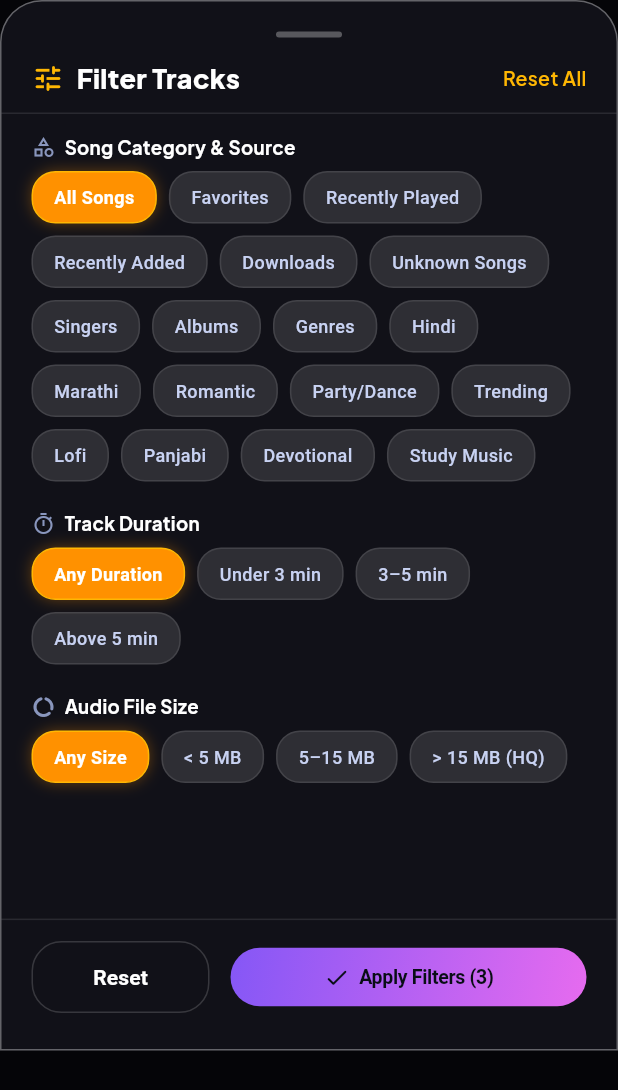
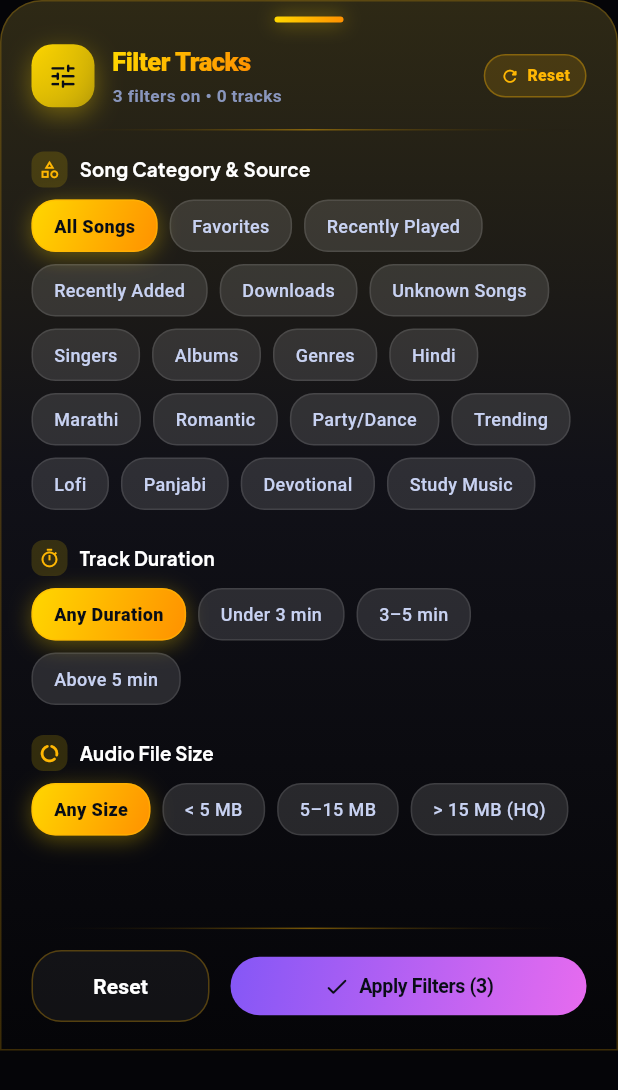
Before and after one commit to codewithyogeshh/SoundWave-Feel-The-Music-, a Flutter app: the FilterBottomSheet widget shown alone on an empty page, opened directly with empty values, on a phone screen of 412 x 824 dp. Shown: the top 1090 px of the screen. Run offline on Flutter 3.47's test engine with Material 3 defaults, Android fonts, the phone set to English and light mode, and no system bars; our stand-ins replace audio_service, battery_plus, cached_network_image, flutter_riverpod, go_router, google_fonts and 5 more; missing offline and left inert: audio_session, dart_des; accounts and stored records are empty; network calls fail.

Commit message:
feat(library): premium sort and filter sheets

```diff
--- a/lib/features/library/widgets/filter_bottom_sheet.dart
+++ b/lib/features/library/widgets/filter_bottom_sheet.dart
@@ -1,11 +1,15 @@
 import 'package:flutter/material.dart';
+import 'package:flutter_riverpod/flutter_riverpod.dart';
 import 'package:soundwave/app/theme/app_colors.dart';
 import 'package:soundwave/app/theme/text_styles.dart';
+import 'package:soundwave/app/theme/theme_model.dart';
 import 'package:soundwave/core/widgets/gradient_button.dart';
+import 'package:soundwave/core/widgets/premium_sheet.dart';
 import 'package:soundwave/features/library/models/song_filter_state.dart';
 import 'package:soundwave/features/player/models/song_model.dart';
+import 'package:soundwave/shared/providers/theme_provider.dart';
 
-class FilterBottomSheet extends StatefulWidget {
+class FilterBottomSheet extends ConsumerStatefulWidget {
   final SongFilterState currentState;
   final List<SongModel> songs;
 
@@ -32,10 +36,10 @@ class FilterBottomSheet extends StatefulWidget {
   }
 
   @override
-  State<FilterBottomSheet> createState() => _FilterBottomSheetState();
+  ConsumerState<FilterBottomSheet> createState() => _FilterBottomSheetState();
 }
 
-class _FilterBottomSheetState extends State<FilterBottomSheet> {
+class _FilterBottomSheetState extends ConsumerState<FilterBottomSheet> {
   late SongFilterState _state;
   late List<String> _artists;
   late List<String> _albums;
@@ -52,75 +56,49 @@ class _FilterBottomSheetState extends State<FilterBottomSheet> {
 
   @override
   Widget build(BuildContext context) {
-    final scheme = Theme.of(context).colorScheme;
+    final activeTheme = ref.watch(themeProvider);
     return Container(
-      decoration: BoxDecoration(
-        color: scheme.surface,
-        borderRadius: const BorderRadius.vertical(top: Radius.circular(28)),
-        border: Border.all(
-          color: AppColors.glassBorder.withValues(alpha: 0.35),
-          width: 1,
-        ),
-      ),
+      decoration: premiumSheetDecoration(activeTheme, radius: 28),
       constraints: BoxConstraints(
         maxHeight: MediaQuery.of(context).size.height * 0.85,
       ),
-      padding: const EdgeInsets.only(top: 20, bottom: 24),
+      padding: const EdgeInsets.only(bottom: 18),
       child: SafeArea(
         top: false,
         child: Column(
           mainAxisSize: MainAxisSize.min,
           crossAxisAlignment: CrossAxisAlignment.start,
           children: [
-            // Handle Bar
-            Center(
-              child: Container(
-                width: 44,
-                height: 4,
-                decoration: BoxDecoration(
-                  color: Colors.white.withValues(alpha: 0.3),
-                  borderRadius: BorderRadius.circular(2),
-                ),
-              ),
-            ),
-            const SizedBox(height: 16),
+            PremiumSheetHandle(theme: activeTheme),
 
             // Header Row: Title & Reset Button
             Padding(
               padding: const EdgeInsets.symmetric(horizontal: 20),
-              child: Row(
-                mainAxisAlignment: MainAxisAlignment.spaceBetween,
-                children: [
-                  Row(
-                    children: [
-                      Icon(Icons.tune_rounded, color: scheme.tertiary, size: 22),
-                      const SizedBox(width: 8),
-                      Text(
-                        'Filter Tracks',
-                        style: AppTextStyles.cardTitle.copyWith(fontSize: 18),
-                      ),
-                    ],
-                  ),
-                  if (_state.hasActiveFilters)
-                    GestureDetector(
+              child: PremiumSheetHeader(
+                theme: activeTheme,
+                icon: Icons.tune_rounded,
+                title: 'Filter Tracks',
+                subtitle: _state.hasActiveFilters
+                    ? '${_state.activeFilterCount} filter'
+                          '${_state.activeFilterCount == 1 ? '' : 's'} on'
+                          ' • ${widget.songs.length} tracks'
+                    : '${widget.songs.length} tracks in your library',
+                trailing: _state.hasActiveFilters
+                    ? PremiumSheetPill(
+                        label: 'Reset',
+                        icon: Icons.refresh_rounded,
+                        color: activeTheme.highlightColor,
                         onTap: () {
                           setState(() {
                             _state = _state.reset();
                           });
                         },
-                      child: Text(
-                        'Reset All',
-                        style: AppTextStyles.actionLink.copyWith(
-                          color: scheme.tertiary,
-                          fontSize: 13,
+                      )
+                    : null,
               ),
             ),
-                    ),
-                ],
-              ),
-            ),
-            const SizedBox(height: 12),
-            const Divider(color: AppColors.glassBorderSubtle, height: 1),
+            const SizedBox(height: 14),
+            _buildHairline(activeTheme),
 
             // Scrollable Filter Sections
             Expanded(
@@ -319,7 +297,7 @@ class _FilterBottomSheetState extends State<FilterBottomSheet> {
             ),
 
             const SizedBox(height: 10),
-            const Divider(color: AppColors.glassBorderSubtle, height: 1),
+            _buildHairline(activeTheme),
             const SizedBox(height: 14),
 
             // Bottom Actions: Apply Button
@@ -331,7 +309,14 @@ class _FilterBottomSheetState extends State<FilterBottomSheet> {
                     child: OutlinedButton(
                       style: OutlinedButton.styleFrom(
                         foregroundColor: Colors.white,
-                        side: const BorderSide(color: AppColors.glassBorder),
+                        backgroundColor: AppColors.glassWhite.withValues(
+                          alpha: 0.05,
+                        ),
+                        side: BorderSide(
+                          color: activeTheme.highlightColor.withValues(
+                            alpha: 0.28,
+                          ),
+                        ),
                         shape: RoundedRectangleBorder(
                           borderRadius: BorderRadius.circular(20),
                         ),
@@ -365,18 +350,47 @@ class _FilterBottomSheetState extends State<FilterBottomSheet> {
     );
   }
 
+  Widget _buildHairline(AppThemeType activeTheme) {
+    return Container(
+      height: 1,
+      margin: const EdgeInsets.symmetric(horizontal: 20),
+      decoration: BoxDecoration(
+        gradient: LinearGradient(
+          colors: [
+            Colors.transparent,
+            activeTheme.highlightColor.withValues(alpha: 0.45),
+            Colors.transparent,
+          ],
+        ),
+      ),
+    );
+  }
+
   Widget _buildSectionHeader(String title, IconData icon) {
+    final activeTheme = ref.watch(themeProvider);
     return Row(
       children: [
-        Icon(icon, size: 16, color: AppColors.textMuted),
-        const SizedBox(width: 6),
-        Text(
+        Container(
+          width: 24,
+          height: 24,
+          decoration: BoxDecoration(
+            color: activeTheme.primaryAccent.withValues(alpha: 0.16),
+            borderRadius: BorderRadius.circular(8),
+          ),
+          child: Icon(icon, size: 14, color: activeTheme.highlightColor),
+        ),
+        const SizedBox(width: 8),
+        Expanded(
+          child: Text(
             title,
+            maxLines: 1,
+            overflow: TextOverflow.ellipsis,
             style: AppTextStyles.subtitle.copyWith(
               fontSize: 12.5,
               fontWeight: FontWeight.w700,
               color: Colors.white,
               letterSpacing: 0.2,
+            ),
           ),
         ),
       ],
@@ -388,24 +402,28 @@ class _FilterBottomSheetState extends State<FilterBottomSheet> {
     required bool isSelected,
     required VoidCallback onTap,
   }) {
-    final scheme = Theme.of(context).colorScheme;
+    final activeTheme = ref.watch(themeProvider);
     return GestureDetector(
       onTap: onTap,
       child: AnimatedContainer(
         duration: const Duration(milliseconds: 180),
         padding: const EdgeInsets.symmetric(horizontal: 14, vertical: 8),
         decoration: BoxDecoration(
-          color: isSelected ? scheme.secondary : AppColors.glassWhiteMedium,
+          gradient: isSelected ? activeTheme.primaryGradient : null,
+          color: isSelected ? null : AppColors.glassWhiteMedium,
           borderRadius: BorderRadius.circular(16),
           border: Border.all(
-            color: isSelected ? scheme.tertiary : AppColors.glassBorderSubtle,
+            color: isSelected
+                ? activeTheme.highlightColor.withValues(alpha: 0.55)
+                : AppColors.glassBorderSubtle,
             width: 1,
           ),
           boxShadow: isSelected
               ? [
                   BoxShadow(
-                    color: scheme.secondary.withValues(alpha: 0.35),
-                    blurRadius: 8,
+                    color: activeTheme.primaryAccent.withValues(alpha: 0.34),
+                    blurRadius: 12,
+                    offset: const Offset(0, 3),
                   ),
                 ]
               : null,
@@ -414,8 +432,10 @@ class _FilterBottomSheetState extends State<FilterBottomSheet> {
           label,
           style: TextStyle(
             fontSize: 12,
-            fontWeight: isSelected ? FontWeight.w700 : FontWeight.w500,
-            color: isSelected ? Colors.white : AppColors.textSecondary,
+            fontWeight: isSelected ? FontWeight.w800 : FontWeight.w500,
+            color: isSelected
+                ? activeTheme.onPrimaryGradient
+                : AppColors.textSecondary,
           ),
         ),
       ),
```
Also changed, not shown: lib/features/library/widgets/sort_bottom_sheet.dart (+115 -72 lines). Lines whose indentation alone changed are shown as unchanged.
